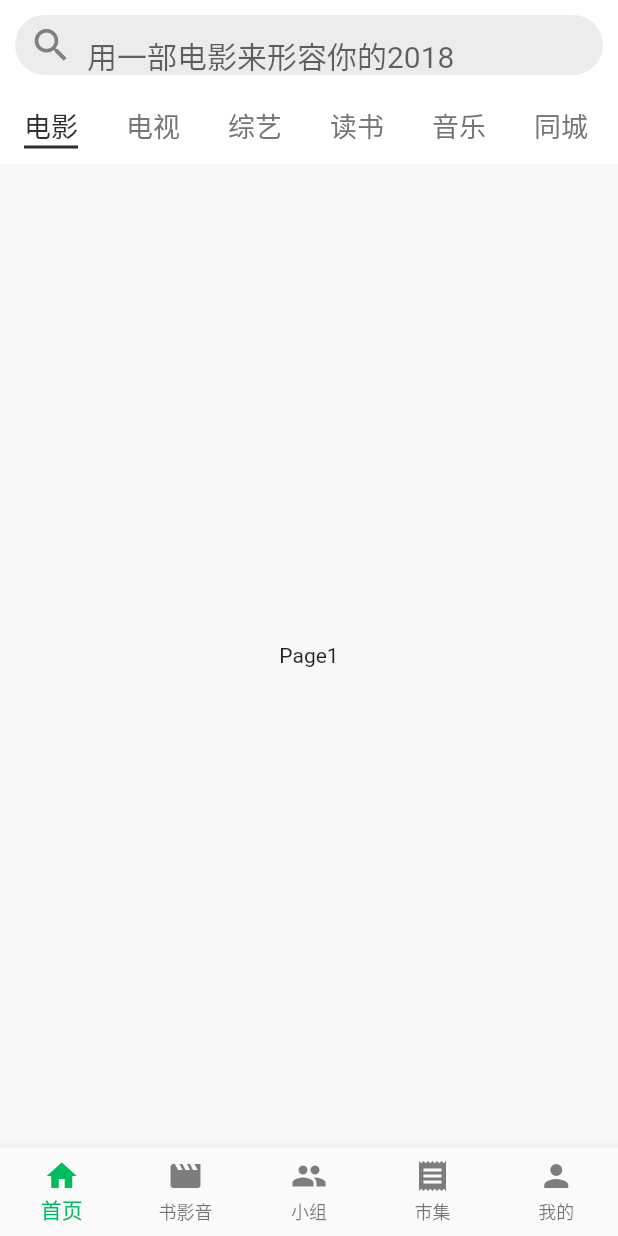
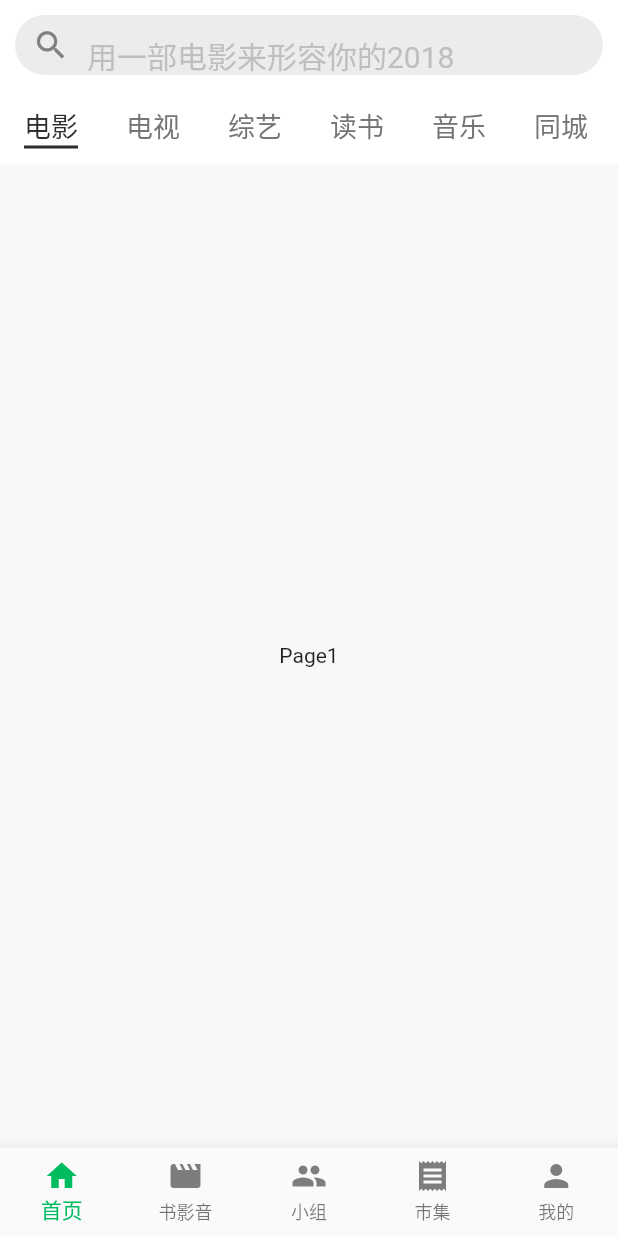
Before and after one commit to LaoRoney/FlutterDouBan, a Flutter app: the screen it shows after launch, on a phone screen of 412 x 824 dp. Run offline on Flutter 3.47's test engine with Material 2 defaults, Android fonts, the phone set to English and light mode, and no system bars.

Commit message:
跳转UI

```diff
--- a/lib/widgets/SearchTextFieldWidget.dart
+++ b/lib/widgets/SearchTextFieldWidget.dart
@@ -23,10 +23,10 @@ class SearchTextFieldWidget extends StatelessWidget {
             contentPadding: const EdgeInsets.only(top: 8.0),
             border: InputBorder.none,
             hintText: hintText,
-            hintStyle: TextStyle(fontSize: 20),
+            hintStyle: TextStyle(fontSize: 20, color: Color.fromARGB(255, 192, 191, 191)),
             prefixIcon: Icon(
               Icons.search,
-              size: 29,
+              size: 25,
               color: Color.fromARGB(255, 128, 128, 128),
             )),
         style: TextStyle(fontSize: 20),
```
